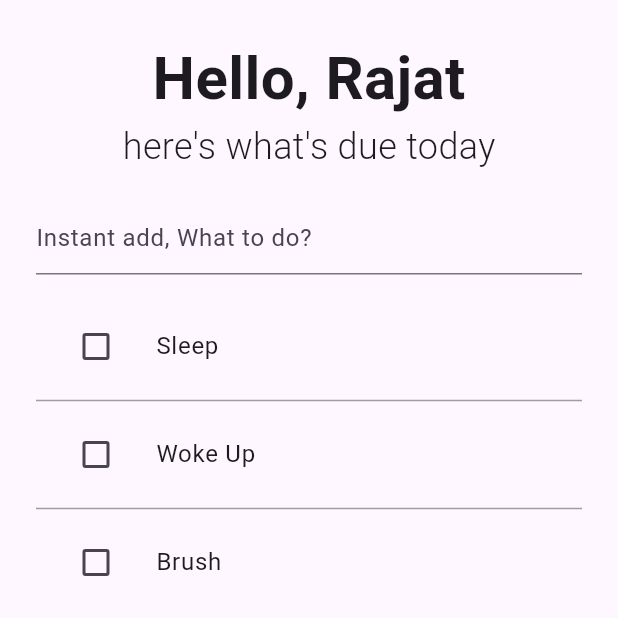
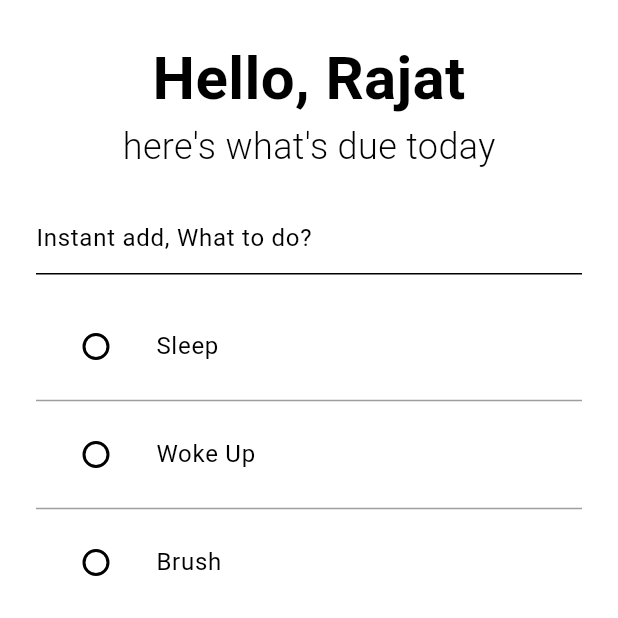
Before and after one commit to rajat-bisht-zzz/todo_app, a Flutter app: the screen it shows after launch, on a phone screen of 412 x 824 dp, the top half of it. Run offline on Flutter 3.47's test engine with Material 3 defaults, Android fonts, the phone set to English and light mode, and no system bars; our stand-ins replace bloc, equatable, flutter_bloc.

Commit message:
add theme file for app

```diff
--- a/lib/main.dart
+++ b/lib/main.dart
@@ -1,7 +1,8 @@
 import 'package:flutter/material.dart';
+import 'package:flutter_bloc/flutter_bloc.dart';
 import 'package:todo_app/cubit/cubits.dart';
 import 'package:todo_app/pages/todo_page/todo_page.dart';
-import 'package:flutter_bloc/flutter_bloc.dart';
+import 'package:todo_app/theme/theme.dart';
 
 void main() {
   runApp(const MyApp());
@@ -25,8 +26,7 @@ class MyApp extends StatelessWidget {
         ),
         BlocProvider<ActiveTodoCountCubit>(
           create: (context) => ActiveTodoCountCubit(
-            initialActiveTodoCount:
-                context.read<TodoListCubit>().state.todos.length,
+            initialActiveTodoCount: context.read<TodoListCubit>().state.todos.length,
             todoListCubit: BlocProvider.of<TodoListCubit>(context),
           ),
         ),
@@ -41,10 +41,7 @@ class MyApp extends StatelessWidget {
       ],
       child: MaterialApp(
         debugShowCheckedModeBanner: false,
-        theme: ThemeData(
-          colorScheme: ColorScheme.fromSeed(seedColor: Colors.deepPurple),
-          useMaterial3: true,
-        ),
+        theme: lightMode,
         home: TodoPage(),
       ),
     );
--- /dev/null
+++ b/lib/theme/theme.dart
@@ -0,0 +1,15 @@
+import 'package:flutter/material.dart';
+
+ThemeData lightMode = ThemeData(
+  colorScheme: ColorScheme.light(
+    background: Colors.white,
+    primary: Color(0xFF49BEB6),
+    secondary: Colors.grey.shade200,
+    tertiary: Colors.white,
+  ),
+  checkboxTheme: CheckboxThemeData(
+      fillColor: MaterialStateColor.resolveWith(
+        (states) => states.contains(MaterialState.selected) ? Color(0xFF49BEB6) : Colors.white,
+      ),
+      shape: CircleBorder()),
+);
```
